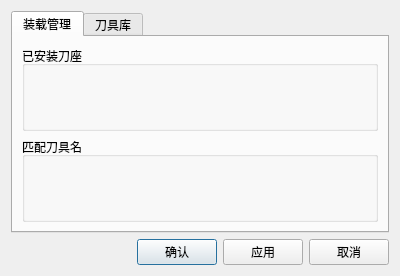
First picture: the form in Machine/Config/cfgknifemanager.ui, repository stonefjd/Cutting, before the edit.
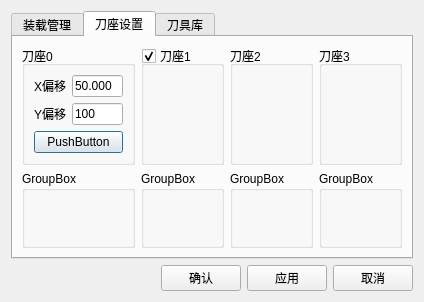
Second picture: the form after the edit.

Commit message: [step4]完成刀具的装载与填充

What changed in the file:
```diff
--- a/Machine/Config/cfgknifemanager.ui
+++ b/Machine/Config/cfgknifemanager.ui
@@ -6,8 +6,8 @@
    <rect>
     <x>0</x>
     <y>0</y>
-    <width>400</width>
-    <height>276</height>
+    <width>421</width>
+    <height>302</height>
    </rect>
   </property>
   <property name="windowTitle">
@@ -17,26 +17,152 @@
    <item>
     <widget class="QTabWidget" name="tabWidget">
      <property name="currentIndex">
-      <number>0</number>
+      <number>1</number>
      </property>
      <widget class="QWidget" name="tab">
       <attribute name="title">
        <string>装载管理</string>
       </attribute>
-      <layout class="QVBoxLayout" name="verticalLayout_4">
+     </widget>
+     <widget class="QWidget" name="tabApronSet">
+      <attribute name="title">
+       <string>刀座设置</string>
+      </attribute>
+      <layout class="QHBoxLayout" name="horizontalLayout_2">
        <item>
-        <widget class="QGroupBox" name="groupChkBox">
-         <property name="title">
-          <string>已安装刀座</string>
-         </property>
-        </widget>
+        <layout class="QGridLayout" name="gridLayout">
+         <item row="0" column="0">
+          <widget class="QGroupBox" name="groupBox">
+           <property name="title">
+            <string>刀座0</string>
+           </property>
+           <layout class="QVBoxLayout" name="verticalLayout_2">
+            <item>
+             <layout class="QFormLayout" name="formLayout">
+              <item row="0" column="0">
+               <widget class="QLabel" name="label">
+                <property name="text">
+                 <string>X偏移</string>
+                </property>
+               </widget>
+              </item>
+              <item row="0" column="1">
+               <widget class="QLineEdit" name="lineEdit">
+                <property name="minimumSize">
+                 <size>
+                  <width>51</width>
+                  <height>0</height>
+                 </size>
+                </property>
+                <property name="maximumSize">
+                 <size>
+                  <width>61</width>
+                  <height>16777215</height>
+                 </size>
+                </property>
+                <property name="text">
+                 <string>50.000</string>
+                </property>
+               </widget>
+              </item>
+              <item row="1" column="0">
+               <widget class="QLabel" name="label_2">
+                <property name="text">
+                 <string>Y偏移</string>
+                </property>
+               </widget>
+              </item>
+              <item row="1" column="1">
+               <widget class="QLineEdit" name="lineEdit_2">
+                <property name="maximumSize">
+                 <size>
+                  <width>61</width>
+                  <height>16777215</height>
+                 </size>
+                </property>
+                <property name="text">
+                 <string>100</string>
+                </property>
+               </widget>
+              </item>
+             </layout>
+            </item>
+            <item>
+             <widget class="QPushButton" name="pushButton">
+              <property name="text">
+               <string>PushButton</string>
+              </property>
+             </widget>
+            </item>
+           </layout>
+          </widget>
+         </item>
+         <item row="0" column="1">
+          <widget class="QGroupBox" name="groupBox_3">
+           <property name="title">
+            <string>刀座1</string>
+           </property>
+           <property name="checkable">
+            <bool>true</bool>
+           </property>
+          </widget>
+         </item>
+         <item row="0" column="2">
+          <widget class="QGroupBox" name="groupBox_5">
+           <property name="title">
+            <string>刀座2</string>
+           </property>
+          </widget>
+         </item>
+         <item row="0" column="3">
+          <widget class="QGroupBox" name="groupBox_7">
+           <property name="title">
+            <string>刀座3</string>
+           </property>
+          </widget>
+         </item>
+         <item row="1" column="0">
+          <widget class="QGroupBox" name="groupBox_2">
+           <property name="title">
+            <string>GroupBox</string>
+           </property>
+          </widget>
+         </item>
+         <item row="1" column="1">
+          <widget class="QGroupBox" name="groupBox_4">
+           <property name="title">
+            <string>GroupBox</string>
+           </property>
+          </widget>
+         </item>
+         <item row="1" column="2">
+          <widget class="QGroupBox" name="groupBox_6">
+           <property name="title">
+            <string>GroupBox</string>
+           </property>
+          </widget>
+         </item>
+         <item row="1" column="3">
+          <widget class="QGroupBox" name="groupBox_8">
+           <property name="title">
+            <string>GroupBox</string>
+           </property>
+          </widget>
+         </item>
+        </layout>
        </item>
        <item>
-        <widget class="QGroupBox" name="groupCbBox">
-         <property name="title">
-          <string>匹配刀具名</string>
+        <spacer name="horizontalSpacer_2">
+         <property name="orientation">
+          <enum>Qt::Horizontal</enum>
          </property>
-        </widget>
+         <property name="sizeHint" stdset="0">
+          <size>
+           <width>40</width>
+           <height>20</height>
+          </size>
+         </property>
+        </spacer>
        </item>
       </layout>
      </widget>
```
Left out of the diff: 4 changed lines with no effect on the pictures. The commit also changes 3 other files.
